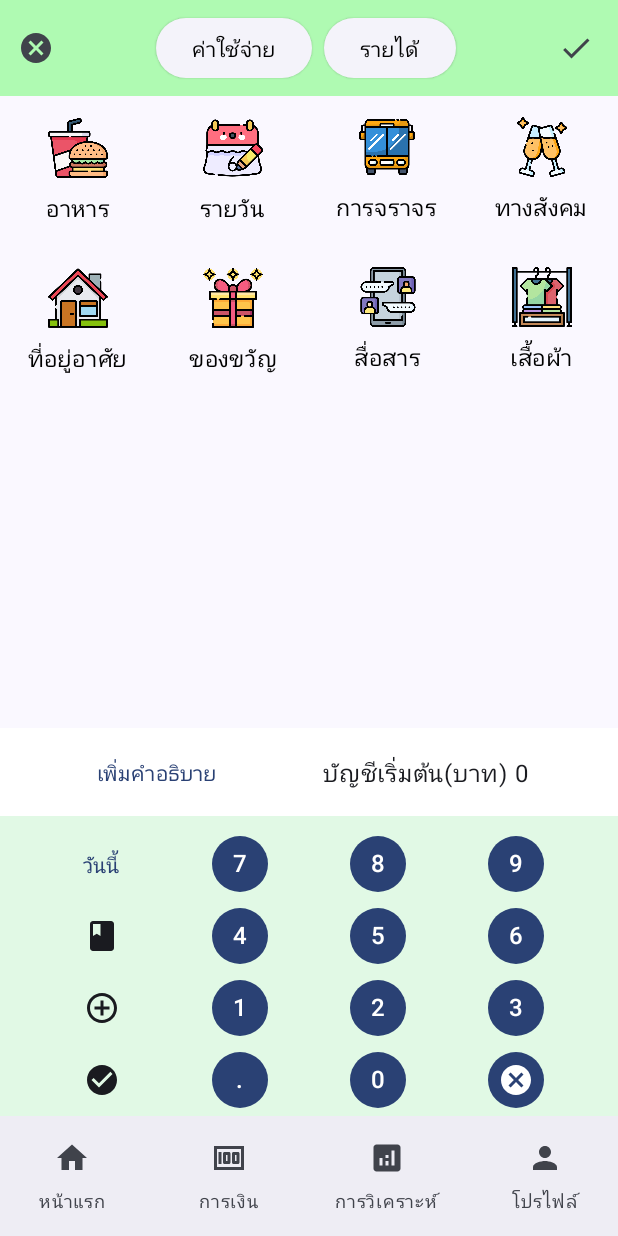
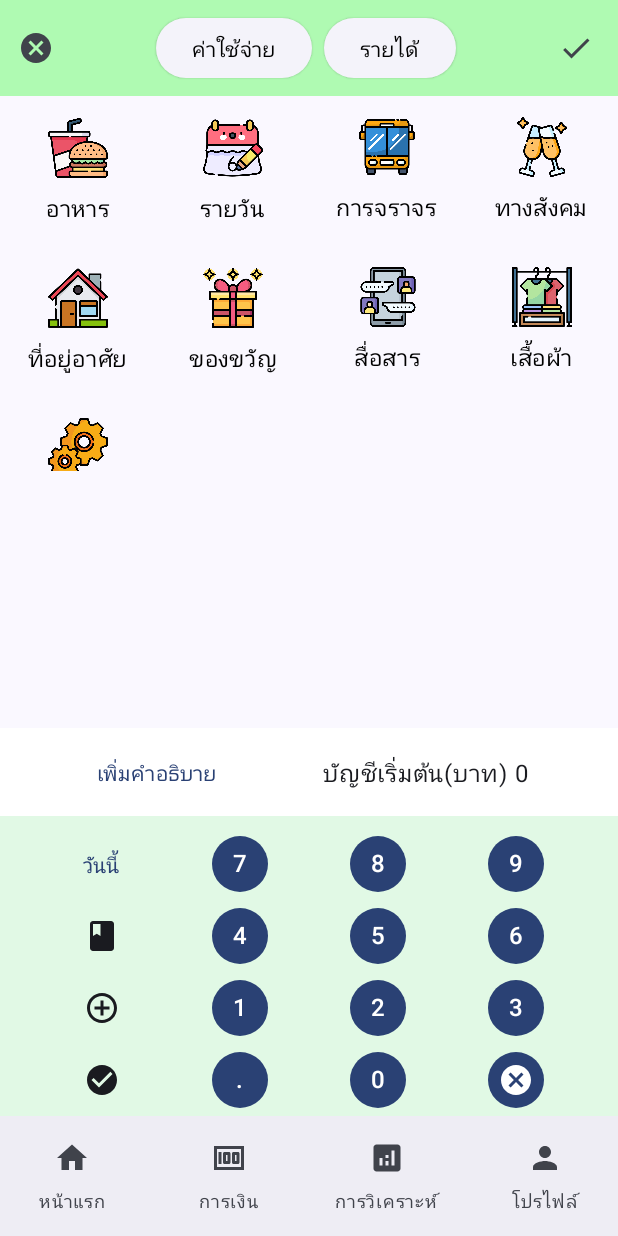
Before and after one commit to sorawitPHX/MoneyHubAndorid, an Android app built with Jetpack Compose: the Expense screen opened through its navigation route, on a phone screen of 412 x 824 dp. Run offline under Robolectric (Android 15) with nearby library versions, the phone set to English and light mode, and no system bars.

```diff
--- a/app/src/main/java/com/example/moneyhubandorid/screen/Finance/Expense.kt
+++ b/app/src/main/java/com/example/moneyhubandorid/screen/Finance/Expense.kt
@@ -82,7 +82,6 @@ var user_description = ""
 @Composable
 fun Expense(navController: NavHostController) {
     val contextForToast = LocalContext.current
-    var expanded by remember { mutableStateOf(false) }
     val navigationItems = listOf(
         Screen.Home,
         Screen.Finance,
@@ -92,9 +91,6 @@ fun Expense(navController: NavHostController) {
     var selectedScreen by remember {
         mutableStateOf(0) // or use mutableStateOf(0)
     }
-    val focusManager = LocalFocusManager.current
-    val coroutineScope = rememberCoroutineScope()
-    val keyboardController = LocalSoftwareKeyboardController.current
 
     var categoryItemList = remember { mutableStateListOf<Category>(
         Category(R.drawable.fast_food,"อาหาร"),
@@ -105,7 +101,7 @@ fun Expense(navController: NavHostController) {
         Category(R.drawable.gift,"ของขวัญ"),
         Category(R.drawable.chat,"สื่อสาร"),
         Category(R.drawable.clothes_rack,"เสื้อผ้า"),
-//        Category(R.drawable.fast_food,"การตั้งค่า"),
+        Category(R.drawable.settings,"การตั้งค่า"),
     ) }
 
     var categorySelected by remember {
@@ -241,7 +237,9 @@ fun keyboardNum() {
     )
 
     var descriptionToggle by remember { mutableStateOf(false) }
+    var bookToggle by remember { mutableStateOf(false)}
     var textFieldDescription by remember { mutableStateOf("") }
+
     @Composable
     fun NumberButton(number: String) {
         Button(
@@ -378,7 +376,7 @@ fun keyboardNum() {
                             onDismissRequest = { timeToggle = false },
 //                            properties = DialogProperties(usePlatformDefaultWidth = true),
                             modifier = Modifier
-//                                .fillMaxSize()
+                                .fillMaxWidth()
                                 .background(
                                     color = MaterialTheme.colorScheme.surface,
                                     shape = RoundedCornerShape(size = 12.dp)
@@ -449,7 +447,9 @@ fun keyboardNum() {
                     modifier = Modifier.fillMaxWidth()
                 ) {
                     IconButton(
-                        onClick = { /* ระบุโค้ดที่ต้องการเมื่อคลิกปุ่ม */ },
+                        onClick = {
+                            bookToggle = true
+                                  },
                         modifier = Modifier.size(48.dp) // ปรับขนาดของปุ่ม
                     ) {
                         // ระบุไอคอนที่ต้องการแสดง
@@ -497,20 +497,6 @@ fun keyboardNum() {
         }
     }
 }
-
-@Composable
-fun OperationButton(text: String) {
-    Button(
-        onClick = { /*TODO*/ },
-        modifier = Modifier
-            .size(48.dp)
-            .padding(5.dp), // เพิ่ม padding เพื่อเพิ่มขนาด
-        contentPadding = PaddingValues(6.dp)
-    ) {
-        Text(text, fontSize = 16.sp)
-    }
-}
-
 
 @OptIn(ExperimentalMaterial3Api::class)
 @Composable
--- a/app/src/main/java/com/example/moneyhubandorid/screen/HomeScreen.kt
+++ b/app/src/main/java/com/example/moneyhubandorid/screen/HomeScreen.kt
@@ -77,7 +77,6 @@ import com.example.moneyhubandorid.Screen
 import com.example.moneyhubandorid.SharePreferencesManager
 import com.example.moneyhubandorid.api.MoneyHubAPI
 import com.example.moneyhubandorid.screen.Finance.ExpenseIconButton
-import com.example.moneyhubandorid.screen.Finance.ExpenseIconButton2
 import okhttp3.Request
 import okio.Timeout
 import retrofit2.Call
```
Also changed, not shown: 1 other file.
